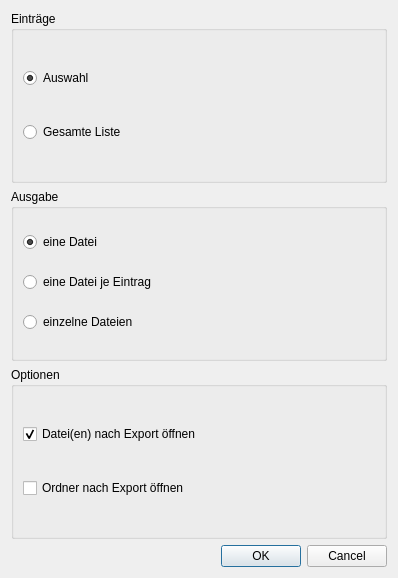
This is APIS/ui/apis_printing_options.ui in APIS-Luftbildarchiv/APIS3 as Qt 5 draws it before an edit. The edited form follows.
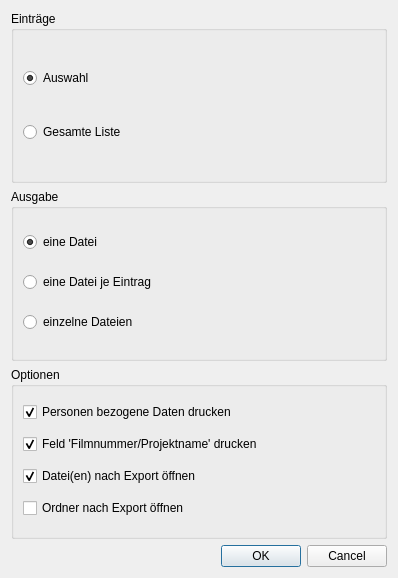
This is the edited form.

Patch:
```diff
--- a/APIS/ui/apis_printing_options.ui
+++ b/APIS/ui/apis_printing_options.ui
@@ -91,6 +91,26 @@
       <string>Optionen</string>
      </property>
      <layout class="QVBoxLayout" name="verticalLayout_2">
+      <item>
+       <widget class="QCheckBox" name="uiPersonalDataChk">
+        <property name="text">
+         <string>Personen bezogene Daten drucken</string>
+        </property>
+        <property name="checked">
+         <bool>true</bool>
+        </property>
+       </widget>
+      </item>
+      <item>
+       <widget class="QCheckBox" name="uiFilmProjectChk">
+        <property name="text">
+         <string>Feld 'Filmnummer/Projektname' drucken</string>
+        </property>
+        <property name="checked">
+         <bool>true</bool>
+        </property>
+       </widget>
+      </item>
       <item>
        <widget class="QCheckBox" name="uiOpenFilesChk">
         <property name="text">
```
Left out of the diff: 1 changed line with no effect on the pictures.
